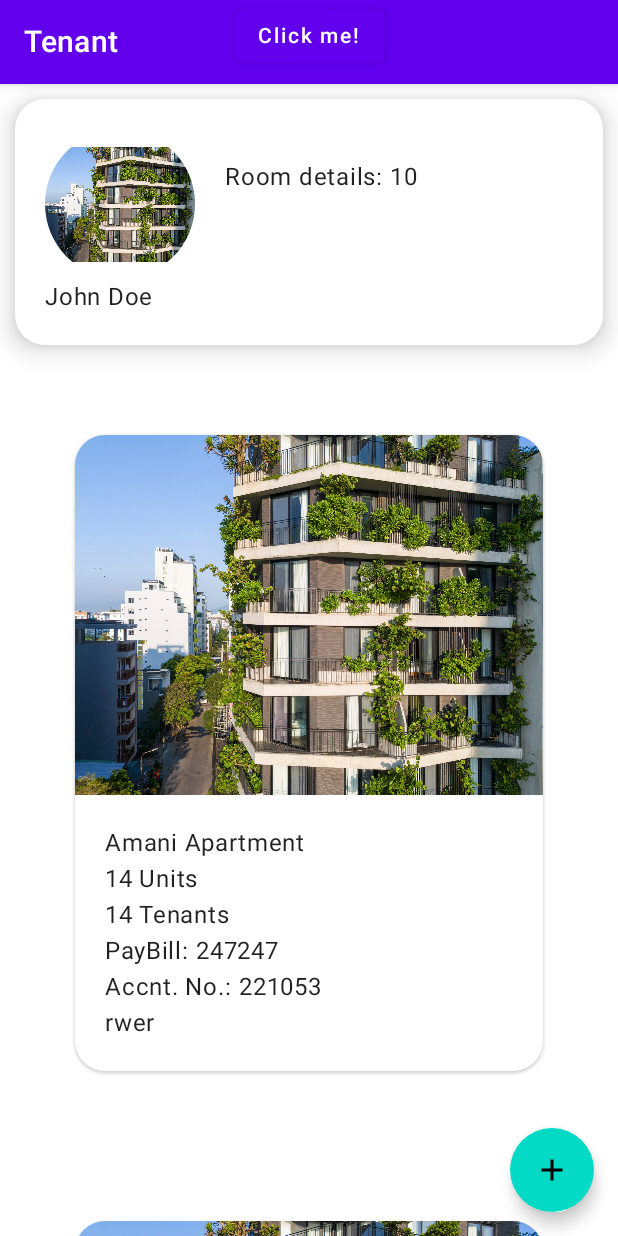
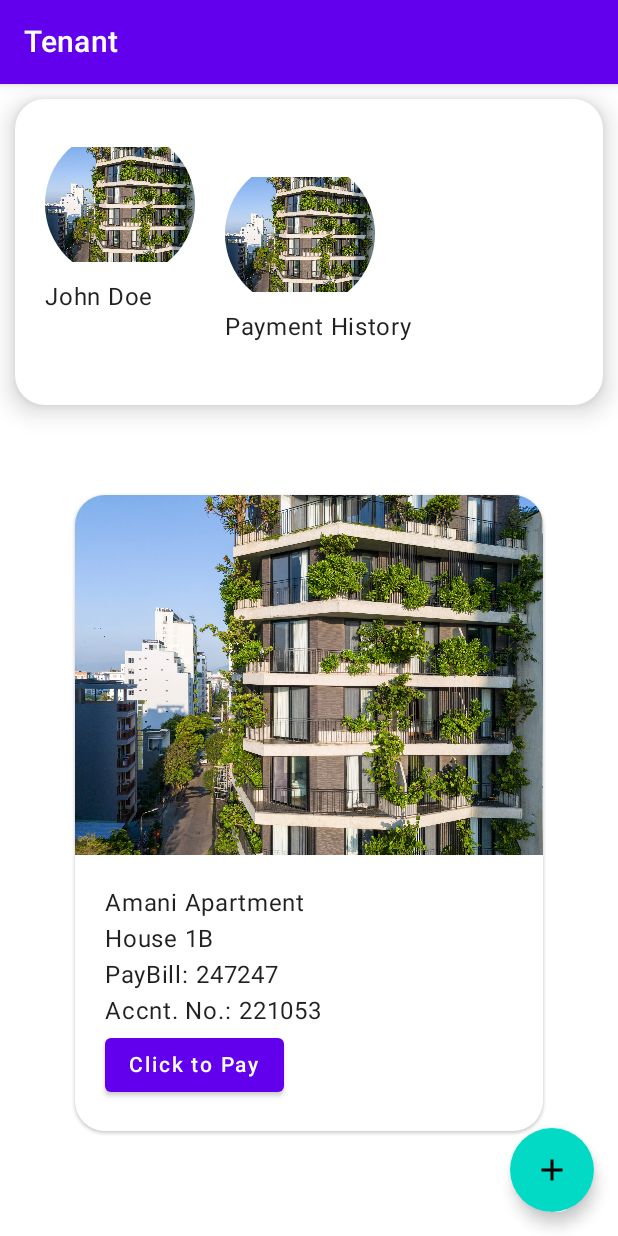
Before and after one commit to xMurungi/Mali-App, an Android app built with Jetpack Compose: the screen it shows after launch (MainActivity), after a tap on "Go to Tenants screen", on a phone screen of 412 x 824 dp. Run offline under Robolectric (Android 15) with nearby library versions, the phone set to English and light mode, and no system bars; our stand-ins replace Compose Multiplatform resources.

Commit message:
Add pay button

```diff
--- a/My Apps/Mali/composeApp/src/commonMain/kotlin/com/joses/mali/tenants/ui/TenantsScreen.kt
+++ b/My Apps/Mali/composeApp/src/commonMain/kotlin/com/joses/mali/tenants/ui/TenantsScreen.kt
@@ -53,34 +53,13 @@ fun TenantsScreen(
 ) {
     MaterialTheme {
 
-        LandlordView()
-
-        var showContent by remember { mutableStateOf(false) }
-
-        Column(
-            Modifier.fillMaxWidth(),
-            horizontalAlignment = Alignment.CenterHorizontally
-        ) {
-
-            Button(
-                onClick = {
-                    showContent = !showContent
-                    navController.navigate(
-                        SelectionScreen
-                    )
-                }
-            ) {
-                Text("Click me!")
-            }
-
-
-        }
+        TenantView()
 
     }
 }
 
 @Composable
-fun LandlordView() {
+fun TenantView() {
     var showAddHouseDialog by rememberSaveable { mutableStateOf(false) }
     val coroutineScope = rememberCoroutineScope()
 
@@ -173,14 +152,16 @@ fun TenantDetails(
                     .fillMaxSize(),
                 verticalArrangement = Arrangement.Center
             ) {
-                Row {
-                    Text(
-                        text = "Room details: "
-                    )
-                    Text(
-                        text = "${mastuff.size}"
-                    )
-                }
+                Image(
+                    painter = painterResource(Res.drawable.Aptmnt_Image),
+                    contentDescription = null,
+                    modifier = Modifier
+                        .size(100.dp)
+                        .clip(CircleShape)
+                )
+                Text(
+                    text = "Payment History"
+                )
 
             }
         }
@@ -211,10 +192,7 @@ fun DataView(
                     text = "Amani Apartment"
                 )
                 Text(
-                    text = "14 Units"
-                )
-                Text(
-                    text = "14 Tenants"
+                    text = "House 1B"
                 )
                 Row {
                     Text(
@@ -232,9 +210,15 @@ fun DataView(
                         text = "221053"
                     )
                 }
-                Text(
-                    text = stuff
-                )
+                Button(
+                    onClick = {
+
+                    }
+                ) {
+                    Text(
+                        text = "Click to Pay"
+                    )
+                }
             }
         }
     }
@@ -242,13 +226,4 @@ fun DataView(
 
 val mastuff = listOf(
     "rwer",
-    "ewre",
-    "ihoeow",
-    "rwer",
-    "ewre",
-    "ihoeow",
-    "rwer",
-    "ewre",
-    "ihoeow",
-    "rwer"
 )
```
